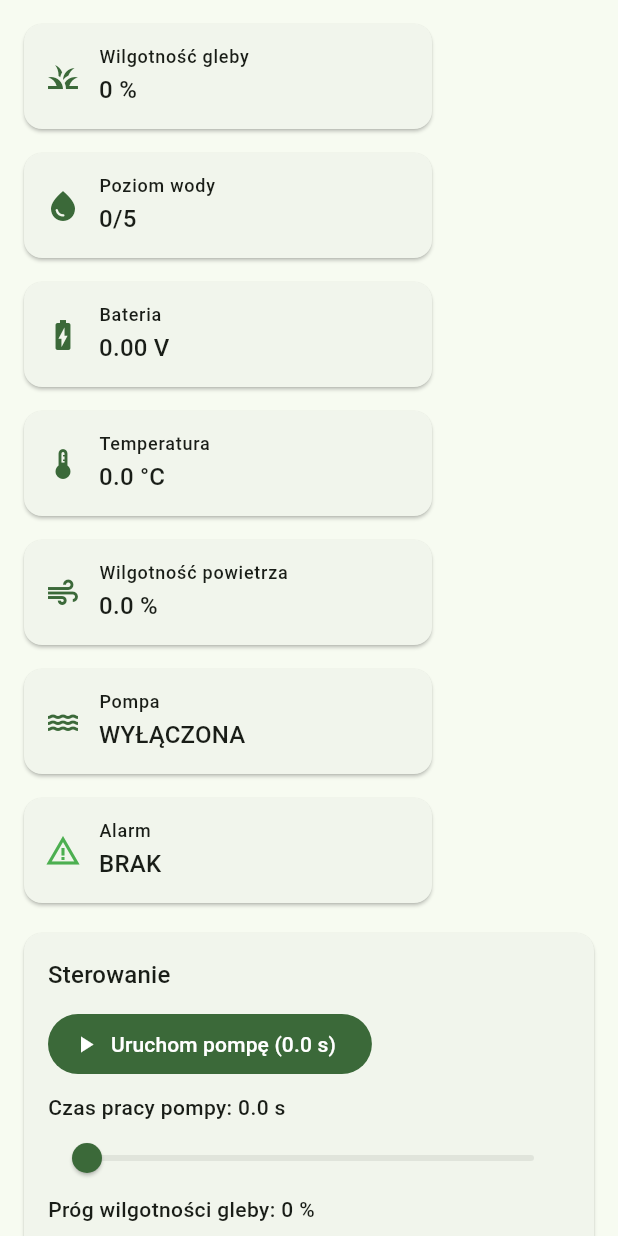
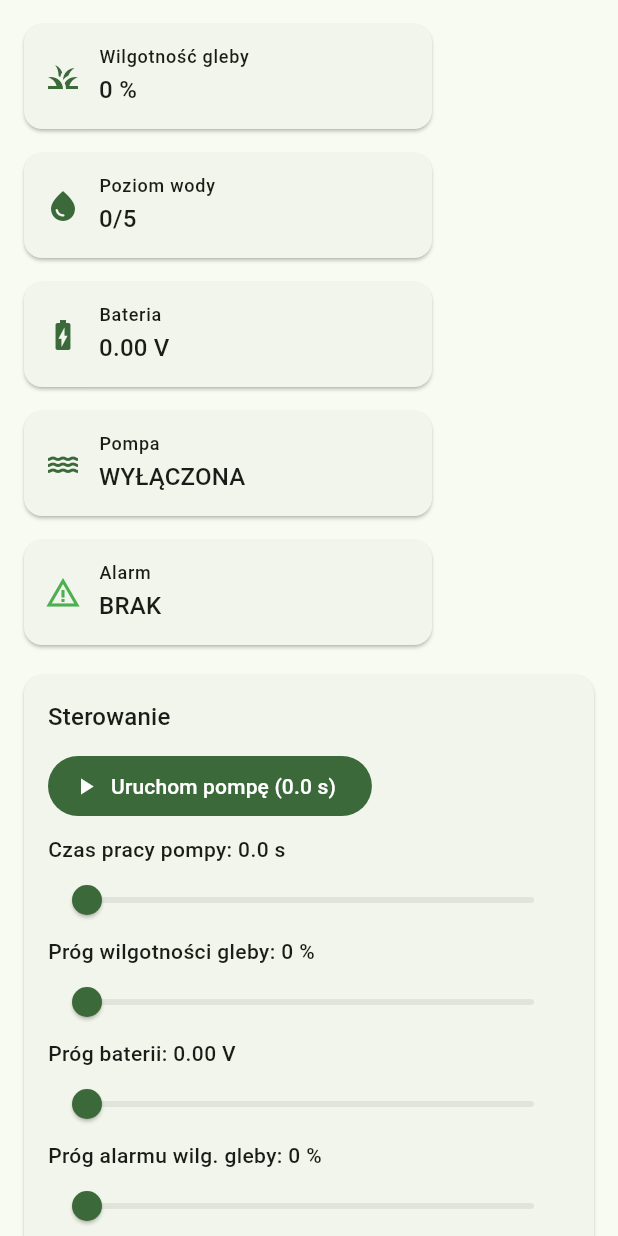
Before and after one commit to roccoss39/Flora-Smart-Pot, a Flutter app: the _DashboardContent widget shown alone on an empty page, opened directly with empty values, on a phone screen of 412 x 824 dp. Run offline on Flutter 3.47's test engine with Material 3 defaults, Android fonts, the phone set to English and light mode, and no system bars; our stand-ins replace flutter_dotenv; network calls fail.

Commit message:
now iphone app

```diff
--- a/mobile_app/lib/src/ui/dashboard_page.dart
+++ b/mobile_app/lib/src/ui/dashboard_page.dart
@@ -174,8 +174,11 @@
             SizedBox(width: 280, child: MetricTile(label: 'Wilgotność gleby', value: '${s.soilMoisturePercent} %', icon: Icons.grass)),
             SizedBox(width: 280, child: MetricTile(label: 'Poziom wody', value: '${s.waterLevel}/5', icon: Icons.water_drop)),
             SizedBox(width: 280, child: MetricTile(label: 'Bateria', value: '${s.batteryVoltage.toStringAsFixed(2)} V', icon: Icons.battery_charging_full)),
-            SizedBox(width: 280, child: MetricTile(label: 'Temperatura', value: '${s.temperature.toStringAsFixed(1)} °C', icon: Icons.thermostat)),
-            SizedBox(width: 280, child: MetricTile(label: 'Wilgotność powietrza', value: '${s.humidity.toStringAsFixed(1)} %', icon: Icons.air)),
+            // --- TYMCZASOWO UKRYTE CZUJNIKI SRODOWISKOWE ---
+            // Odkomentuj poniższe dwie linijki (usuń '//'), gdy podepniesz czujnik
+            // SizedBox(width: 280, child: MetricTile(label: 'Temperatura', value: '${s.temperature.toStringAsFixed(1)} °C', icon: Icons.thermostat)),
+            // SizedBox(width: 280, child: MetricTile(label: 'Wilgotność powietrza', value: '${s.humidity.toStringAsFixed(1)} %', icon: Icons.air)),
+            // -----------------------------------------------
             SizedBox(width: 280, child: MetricTile(label: 'Pompa', value: s.pumpRunning ? 'WŁĄCZONA' : 'WYŁĄCZONA', icon: Icons.water, color: s.pumpRunning ? Colors.green : null)),
             SizedBox(width: 280, child: MetricTile(label: 'Alarm', value: s.alarmActive ? 'AKTYWNY' : 'BRAK', icon: Icons.warning_amber, color: s.alarmActive ? Colors.red : Colors.green)),
           ],
```
